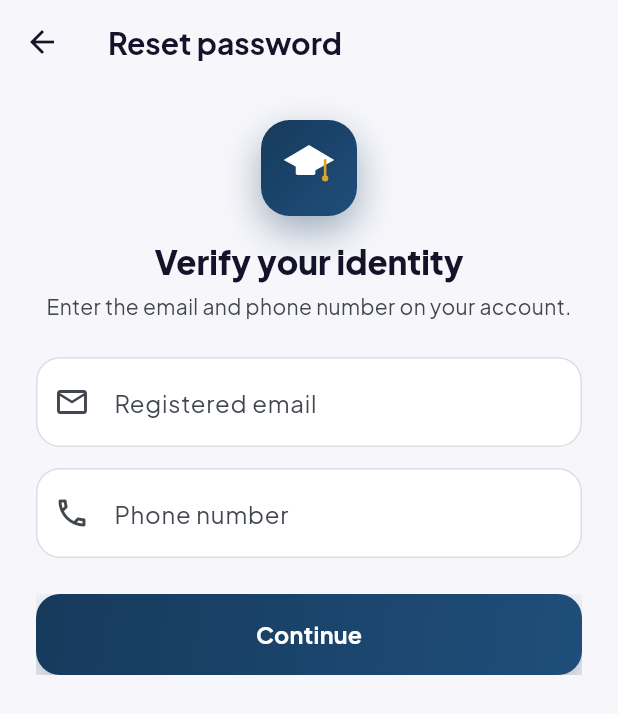
After one commit to AlphaGL/learnhubacademy-app, a Flutter app: the ForgotPasswordScreen screen opened directly, on a phone screen of 412 x 824 dp. The commit adds this screen. Shown: the top 714 px of the screen. Run offline on Flutter 3.47's test engine with Material 3 defaults, Android fonts, the phone set to English and light mode, and no system bars; our stand-ins replace firebase_analytics, firebase_core, firebase_crashlytics, firebase_messaging, flutter_animate, flutter_local_notifications and 6 more; missing offline and left inert: background_downloader; accounts and stored records are empty; network calls fail; statements that could not run were skipped.

Commit message:
Add phone-number login, identity-verified password reset, and fix Google Sign-In
Matches the website's own auth UX: log in with phone + password (register
still collects email), and reset a forgotten password by confirming email +
phone together instead of an email link — see
sql/supabase_setup.sql get_email_for_phone / reset_password_with_identity
and learning/forms.py IdentityVerificationForm on the website for parity.

Also picks up the corrected google-services.json now that the Android OAuth
client lives in the right Google Cloud project (matching Firebase project
learnhub-app-9a43b) instead of a default/unrelated one — this was causing
every native Google Sign-In attempt to fail with DEVELOPER_ERROR.

```diff
--- a/lib/core/services/auth_service.dart
+++ b/lib/core/services/auth_service.dart
@@ -48,8 +48,45 @@ class AuthService extends ChangeNotifier {
     );
   }
 
-  Future<void> sendPasswordReset(String email) {
-    return SupabaseService.client.auth.resetPasswordForEmail(email);
+  /// Sign in with phone + password, matching the website's login flow.
+  /// Supabase Auth itself only signs in by email (or phone via OTP, not
+  /// password), so this first resolves the phone number to its account's
+  /// email via the get_email_for_phone RPC, then signs in normally.
+  Future<AuthResponse> signInWithPhone({
+    required String phone,
+    required String password,
+  }) async {
+    final email = await SupabaseService.client
+        .rpc('get_email_for_phone', params: {'p_phone': phone}) as String?;
+    if (email == null || email.isEmpty) {
+      throw const AuthException('No account found with that phone number.');
+    }
+    return SupabaseService.client.auth.signInWithPassword(
+      email: email,
+      password: password,
+    );
+  }
+
+  /// Resets a forgotten password by confirming email + phone together —
+  /// mirrors the website's two-step identity verification (no email link).
+  /// Throws if the email/phone pair doesn't match an existing account.
+  Future<void> resetPasswordWithIdentity({
+    required String email,
+    required String phone,
+    required String newPassword,
+  }) async {
+    final ok = await SupabaseService.client.rpc(
+      'reset_password_with_identity',
+      params: {
+        'p_email': email,
+        'p_phone': phone,
+        'p_new_password': newPassword,
+      },
+    ) as bool;
+    if (!ok) {
+      throw const AuthException(
+          "We couldn't verify that email and phone number together.");
+    }
   }
 
   /// Native Google sign-in → Supabase session.
--- /dev/null
+++ b/lib/features/auth/forgot_password_screen.dart
@@ -0,0 +1,205 @@
+import 'package:flutter/material.dart';
+import 'package:provider/provider.dart';
+
+import '../../core/services/auth_service.dart';
+import '../../shared/widgets/app_widgets.dart';
+
+/// Two-step "forgot password" flow, mirroring the website's own approach:
+/// confirm identity with email + phone number together (no email link),
+/// then set a new password directly. See learning/forms.py
+/// IdentityVerificationForm / NewPasswordForm on the website for parity.
+class ForgotPasswordScreen extends StatefulWidget {
+  const ForgotPasswordScreen({super.key});
+
+  @override
+  State<ForgotPasswordScreen> createState() => _ForgotPasswordScreenState();
+}
+
+class _ForgotPasswordScreenState extends State<ForgotPasswordScreen> {
+  final _step1Key = GlobalKey<FormState>();
+  final _step2Key = GlobalKey<FormState>();
+  final _email = TextEditingController();
+  final _phone = TextEditingController();
+  final _newPassword = TextEditingController();
+  final _confirmPassword = TextEditingController();
+
+  int _step = 0;
+  bool _loading = false;
+  bool _obscure1 = true;
+  bool _obscure2 = true;
+
+  @override
+  void dispose() {
+    _email.dispose();
+    _phone.dispose();
+    _newPassword.dispose();
+    _confirmPassword.dispose();
+    super.dispose();
+  }
+
+  void _continueToStep2() {
+    if (!_step1Key.currentState!.validate()) return;
+    setState(() => _step = 1);
+  }
+
+  Future<void> _submit() async {
+    if (!_step2Key.currentState!.validate()) return;
+    setState(() => _loading = true);
+    try {
+      await context.read<AuthService>().resetPasswordWithIdentity(
+            email: _email.text.trim(),
+            phone: _phone.text.trim(),
+            newPassword: _newPassword.text,
+          );
+      if (!mounted) return;
+      Navigator.of(context).pop();
+      ScaffoldMessenger.of(context).showSnackBar(const SnackBar(
+          content: Text('Password reset successful! You can now sign in.')));
+    } on Exception catch (e) {
+      if (mounted) {
+        ScaffoldMessenger.of(context).showSnackBar(SnackBar(
+            content: Text(e.toString().replaceFirst('Exception: ', ''))));
+      }
+    } finally {
+      if (mounted) setState(() => _loading = false);
+    }
+  }
+
+  @override
+  Widget build(BuildContext context) {
+    final scheme = Theme.of(context).colorScheme;
+    return Scaffold(
+      appBar: AppBar(title: const Text('Reset password')),
+      body: SafeArea(
+        child: SingleChildScrollView(
+          padding: const EdgeInsets.all(24),
+          child: ConstrainedBox(
+            constraints: const BoxConstraints(maxWidth: 440),
+            child: Column(
+              crossAxisAlignment: CrossAxisAlignment.stretch,
+              children: [
+                const Center(child: AppLogo(size: 64)),
+                const SizedBox(height: 16),
+                Text(
+                  _step == 0 ? 'Verify your identity' : 'Set a new password',
+                  textAlign: TextAlign.center,
+                  style: Theme.of(context)
+                      .textTheme
+                      .titleLarge
+                      ?.copyWith(fontWeight: FontWeight.w800),
+                ),
+                const SizedBox(height: 6),
+                Text(
+                  _step == 0
+                      ? 'Enter the email and phone number on your account.'
+                      : 'Choose a new password for ${_email.text.trim()}.',
+                  textAlign: TextAlign.center,
+                  style: TextStyle(color: scheme.onSurfaceVariant),
+                ),
+                const SizedBox(height: 24),
+                if (_step == 0) ...[
+                  Form(
+                    key: _step1Key,
+                    child: Column(
+                      crossAxisAlignment: CrossAxisAlignment.stretch,
+                      children: [
+                        TextFormField(
+                          controller: _email,
+                          keyboardType: TextInputType.emailAddress,
+                          decoration: const InputDecoration(
+                            labelText: 'Registered email',
+                            prefixIcon: Icon(Icons.email_outlined),
+                          ),
+                          validator: (v) => (v == null || !v.contains('@'))
+                              ? 'Enter a valid email'
+                              : null,
+                        ),
+                        const SizedBox(height: 14),
+                        TextFormField(
+                          controller: _phone,
+                          keyboardType: TextInputType.phone,
+                          decoration: const InputDecoration(
+                            labelText: 'Phone number',
+                            prefixIcon: Icon(Icons.phone_outlined),
+                          ),
+                          validator: (v) =>
+                              (v == null || v.trim().length < 7)
+                                  ? 'Enter a valid phone number'
+                                  : null,
+                        ),
+                        const SizedBox(height: 24),
+                        GradientButton(
+                          label: 'Continue',
+                          onPressed: _continueToStep2,
+                        ),
+                      ],
+                    ),
+                  ),
+                ] else ...[
+                  Form(
+                    key: _step2Key,
+                    child: Column(
+                      crossAxisAlignment: CrossAxisAlignment.stretch,
+                      children: [
+                        TextFormField(
+                          controller: _newPassword,
+                          obscureText: _obscure1,
+                          decoration: InputDecoration(
+                            labelText: 'New password',
+                            prefixIcon: const Icon(Icons.lock_outline_rounded),
+                            suffixIcon: IconButton(
+                              icon: Icon(_obscure1
+                                  ? Icons.visibility_outlined
+                                  : Icons.visibility_off_outlined),
+                              onPressed: () =>
+                                  setState(() => _obscure1 = !_obscure1),
+                            ),
+                          ),
+                          validator: (v) => (v == null || v.length < 8)
+                              ? 'At least 8 characters'
+                              : null,
+                        ),
+                        const SizedBox(height: 14),
+                        TextFormField(
+                          controller: _confirmPassword,
+                          obscureText: _obscure2,
+                          decoration: InputDecoration(
+                            labelText: 'Confirm new password',
+                            prefixIcon: const Icon(Icons.lock_outline_rounded),
+                            suffixIcon: IconButton(
+                              icon: Icon(_obscure2
+                                  ? Icons.visibility_outlined
+                                  : Icons.visibility_off_outlined),
+                              onPressed: () =>
+                                  setState(() => _obscure2 = !_obscure2),
+                            ),
+                          ),
+                          validator: (v) => (v != _newPassword.text)
+                              ? "Passwords don't match"
+                              : null,
+                        ),
+                        const SizedBox(height: 24),
+                        GradientButton(
+                          label: 'Reset password',
+                          loading: _loading,
+                          onPressed: _loading ? null : _submit,
+                        ),
+                        const SizedBox(height: 8),
+                        TextButton(
+                          onPressed: _loading
+                              ? null
+                              : () => setState(() => _step = 0),
+                          child: const Text('Back'),
+                        ),
+                      ],
+                    ),
+                  ),
+                ],
+              ],
+            ),
+          ),
+        ),
+      ),
+    );
+  }
+}
--- a/lib/features/auth/login_screen.dart
+++ b/lib/features/auth/login_screen.dart
@@ -5,6 +5,7 @@ import 'package:provider/provider.dart';
 import '../../core/services/analytics_service.dart';
 import '../../core/services/auth_service.dart';
 import '../../shared/widgets/app_widgets.dart';
+import 'forgot_password_screen.dart';
 import 'signup_screen.dart';
 
 class LoginScreen extends StatefulWidget {
@@ -16,14 +17,14 @@ class LoginScreen extends StatefulWidget {
 
 class _LoginScreenState extends State<LoginScreen> {
   final _formKey = GlobalKey<FormState>();
-  final _email = TextEditingController();
+  final _phone = TextEditingController();
   final _password = TextEditingController();
   bool _loading = false;
   bool _obscure = true;
 
   @override
   void dispose() {
-    _email.dispose();
+    _phone.dispose();
     _password.dispose();
     super.dispose();
   }
@@ -44,17 +45,17 @@ class _LoginScreenState extends State<LoginScreen> {
 
   String _friendly(Object e) {
     final s = e.toString();
-    if (s.contains('Invalid login')) return 'Wrong email or password.';
+    if (s.contains('Invalid login')) return 'Wrong phone number or password.';
     return s.replaceFirst('Exception: ', '');
   }
 
-  Future<void> _emailLogin() async {
+  Future<void> _phoneLogin() async {
     if (!_formKey.currentState!.validate()) return;
     final auth = context.read<AuthService>();
     await _run(() async {
-      await auth.signInWithEmail(
-          email: _email.text.trim(), password: _password.text);
-      await AnalyticsService.instance.logLogin('email');
+      await auth.signInWithPhone(
+          phone: _phone.text.trim(), password: _password.text);
+      await AnalyticsService.instance.logLogin('phone');
     });
   }
 
@@ -63,22 +64,6 @@ class _LoginScreenState extends State<LoginScreen> {
     await _run(() async {
       await auth.signInWithGoogle();
       await AnalyticsService.instance.logLogin('google');
-    });
-  }
-
-  Future<void> _forgotPassword() async {
-    final email = _email.text.trim();
-    if (email.isEmpty) {
-      ScaffoldMessenger.of(context).showSnackBar(
-          const SnackBar(content: Text('Enter your email first.')));
-      return;
-    }
-    await _run(() async {
-      await context.read<AuthService>().sendPasswordReset(email);
-      if (mounted) {
-        ScaffoldMessenger.of(context).showSnackBar(const SnackBar(
-            content: Text('Password reset link sent to your email.')));
-      }
     });
   }
 
@@ -114,14 +99,14 @@ class _LoginScreenState extends State<LoginScreen> {
                         style: TextStyle(color: scheme.onSurfaceVariant)),
                     const SizedBox(height: 32),
                     TextFormField(
-                      controller: _email,
-                      keyboardType: TextInputType.emailAddress,
+                      controller: _phone,
+                      keyboardType: TextInputType.phone,
                       decoration: const InputDecoration(
-                        labelText: 'Email',
-                        prefixIcon: Icon(Icons.mail_outline_rounded),
+                        labelText: 'Phone number',
+                        prefixIcon: Icon(Icons.phone_outlined),
                       ),
-                      validator: (v) => (v == null || !v.contains('@'))
-                          ? 'Enter a valid email'
+                      validator: (v) => (v == null || v.trim().length < 7)
+                          ? 'Enter a valid phone number'
                           : null,
                     ),
                     const SizedBox(height: 14),
@@ -145,7 +130,13 @@ class _LoginScreenState extends State<LoginScreen> {
                     Align(
                       alignment: Alignment.centerRight,
                       child: TextButton(
-                        onPressed: _loading ? null : _forgotPassword,
+                        onPressed: _loading
+                            ? null
+                            : () => Navigator.of(context).push(
+                                  MaterialPageRoute(
+                                      builder: (_) =>
+                                          const ForgotPasswordScreen()),
+                                ),
                         child: const Text('Forgot password?'),
                       ),
                     ),
@@ -153,7 +144,7 @@ class _LoginScreenState extends State<LoginScreen> {
                     GradientButton(
                       label: 'Sign in',
                       loading: _loading,
-                      onPressed: _loading ? null : _emailLogin,
+                      onPressed: _loading ? null : _phoneLogin,
                     ),
                     const SizedBox(height: 20),
                     Row(children: [
--- a/pubspec.yaml
+++ b/pubspec.yaml
@@ -3,7 +3,7 @@ description: "LearnHub Academy — empowering learners, growing minds (Flutter a
 publish_to: "none"
 
 # Bump the build number (the +N) on every Play Store upload.
-version: 1.0.1+2
+version: 1.0.2+3
 
 environment:
   # Flutter 3.22+ / Dart 3.4+ (uses WidgetState API + recent Material 3).
```
Also changed, not shown: 2 other files.
